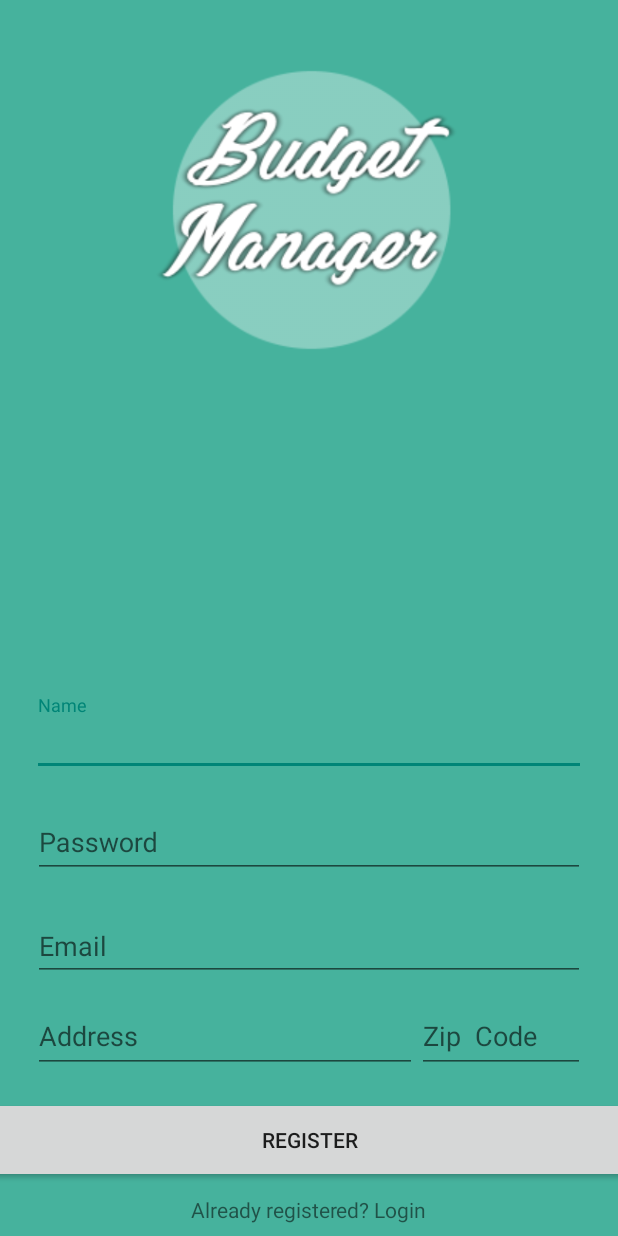
After one commit to Visteus/Shopping-Manager, an Android app: the SignupActivity screen opened directly, with no data from a screen before it, on a phone screen of 412 x 824 dp. The commit adds this screen. Run offline under Robolectric (Android 15) with nearby library versions, the phone set to English and light mode, and no system bars.

Commit message:
added signup page from last time. button functionality 2 new activity and design all need to be reworked.

```diff
--- a/mobile_app/app/src/main/AndroidManifest.xml
+++ b/mobile_app/app/src/main/AndroidManifest.xml
@@ -16,6 +16,7 @@
                 <category android:name="android.intent.category.LAUNCHER" />
             </intent-filter>
         </activity>
+        <activity android:name=".SignupActivity"></activity>
     </application>
 
 </manifest>
--- a/mobile_app/app/src/main/java/com/idk/www/mobileapp/MainActivity.java
+++ b/mobile_app/app/src/main/java/com/idk/www/mobileapp/MainActivity.java
@@ -1,14 +1,15 @@
 package com.idk.www.mobileapp;
 
 import android.app.ProgressDialog;
+import android.content.Context;
 import android.os.Bundle;
 import android.support.v7.app.AppCompatActivity;
 import android.util.Log;
 import android.view.View;
 import android.widget.Button;
 import android.widget.EditText;
-import android.widget.TextView;
 import android.widget.Toast;
+import android.content.Intent;
 
 import butterknife.ButterKnife;
 import butterknife.BindView;
@@ -21,11 +22,15 @@ public class MainActivity extends AppCompatActivity {
   //  @BindView(R.id.input_signup) EditText signupinput;
    // @BindView(R.id.input_login) EditText logininput;
 
+    private Button btnsignup;
+
     @Override
     protected void onCreate(Bundle savedInstanceState) {
         super.onCreate(savedInstanceState);
         setContentView(R.layout.activity_main);
         ButterKnife.bind(this);
+
+        btnsignup = (Button) findViewById(R.id.signupbtn);
 
         //signupinput.setOnClickListener(new View.OnClickListener(){
            // @Override
@@ -41,6 +46,11 @@ public class MainActivity extends AppCompatActivity {
                // login();
             //}
         //});
+    }
+
+    public void onsignupclick(View v) {
+        Intent signuppage = new Intent(getApplicationContext(), SignupActivity.class);
+        startActivity(signuppage);
     }
 
     /*
--- /dev/null
+++ b/mobile_app/app/src/main/java/com/idk/www/mobileapp/SignupActivity.java
@@ -0,0 +1,22 @@
+package com.idk.www.mobileapp;
+
+import android.content.Intent;
+import android.support.v7.app.AppCompatActivity;
+import android.os.Bundle;
+import android.view.View;
+import android.widget.TextView;
+
+public class SignupActivity extends AppCompatActivity {
+
+    @Override
+    protected void onCreate(Bundle savedInstanceState) {
+        super.onCreate(savedInstanceState);
+        setContentView(R.layout.activity_signup);
+        TextView textsignin =(TextView) findViewById(R.id.textView2);
+    }
+
+    public void onsigninclick(View v){
+        Intent signinpage = new Intent(getApplicationContext(), MainActivity.class);
+        startActivity(signinpage);
+    }
+}
--- a/mobile_app/app/src/main/res/layout/activity_main.xml
+++ b/mobile_app/app/src/main/res/layout/activity_main.xml
@@ -84,6 +84,7 @@
         android:layout_marginRight="8dp"
         android:layout_marginTop="8dp"
         android:text="Sign Up"
+        android:onClick="onsignupclick"
         app:layout_constraintBottom_toBottomOf="parent"
         app:layout_constraintEnd_toEndOf="parent"
         app:layout_constraintTop_toBottomOf="@+id/textInputLayout2"
@@ -117,7 +118,7 @@
         android:layout_marginRight="8dp"
         android:layout_marginStart="8dp"
         android:layout_marginTop="8dp"
-        android:text="About the App."
+        android:text="Group 2 COP4331 2018"
         app:layout_constraintBottom_toBottomOf="parent"
         app:layout_constraintEnd_toEndOf="parent"
         app:layout_constraintStart_toStartOf="parent"
--- /dev/null
+++ b/mobile_app/app/src/main/res/layout/activity_signup.xml
@@ -0,0 +1,144 @@
+<?xml version="1.0" encoding="utf-8"?>
+<android.support.constraint.ConstraintLayout xmlns:android="http://schemas.android.com/apk/res/android"
+    xmlns:app="http://schemas.android.com/apk/res-auto"
+    xmlns:tools="http://schemas.android.com/tools"
+    android:layout_width="match_parent"
+    android:layout_height="match_parent"
+    android:background="@color/colorteal">
+
+    <Button
+        android:id="@+id/button2"
+        android:layout_width="452dp"
+        android:layout_height="57dp"
+        android:layout_marginBottom="8dp"
+        android:layout_marginEnd="8dp"
+        android:layout_marginLeft="8dp"
+        android:layout_marginRight="8dp"
+        android:layout_marginStart="8dp"
+        android:text="Register"
+        app:layout_constraintBottom_toTopOf="@+id/textView2"
+        app:layout_constraintEnd_toEndOf="parent"
+        app:layout_constraintStart_toStartOf="parent" />
+
+    <TextView
+        android:id="@+id/textView2"
+        android:layout_width="wrap_content"
+        android:layout_height="wrap_content"
+        android:layout_marginBottom="8dp"
+        android:layout_marginEnd="8dp"
+        android:layout_marginLeft="8dp"
+        android:layout_marginRight="8dp"
+        android:layout_marginStart="8dp"
+        android:text="Already registered? Login"
+        android:onClick="onsigninclick"
+        android:clickable="true"
+        app:layout_constraintBottom_toBottomOf="parent"
+        app:layout_constraintEnd_toEndOf="parent"
+        app:layout_constraintStart_toStartOf="parent" />
+
+    <ImageView
+        android:id="@+id/imageView2"
+        android:layout_width="231dp"
+        android:layout_height="249dp"
+        android:layout_marginBottom="8dp"
+        android:layout_marginEnd="8dp"
+        android:layout_marginLeft="8dp"
+        android:layout_marginRight="8dp"
+        android:layout_marginStart="8dp"
+        app:layout_constraintBottom_toTopOf="@+id/textInputLayout5"
+        app:layout_constraintEnd_toEndOf="parent"
+        app:layout_constraintStart_toStartOf="parent"
+        app:layout_constraintTop_toTopOf="parent"
+        app:layout_constraintVertical_bias="0.041"
+        app:srcCompat="@drawable/app_title" />
+
+    <android.support.design.widget.TextInputLayout
+        android:id="@+id/textInputLayout5"
+        android:layout_width="369dp"
+        android:layout_height="54dp"
+        android:layout_marginBottom="12dp"
+        android:layout_marginEnd="8dp"
+        android:layout_marginLeft="8dp"
+        android:layout_marginRight="8dp"
+        android:layout_marginStart="8dp"
+        app:layout_constraintBottom_toTopOf="@+id/textInputLayout"
+        app:layout_constraintEnd_toEndOf="parent"
+        app:layout_constraintStart_toStartOf="parent">
+
+        <android.support.design.widget.TextInputEditText
+            android:layout_width="match_parent"
+            android:layout_height="wrap_content"
+            android:hint="Name" />
+    </android.support.design.widget.TextInputLayout>
+
+    <android.support.design.widget.TextInputLayout
+        android:id="@+id/textInputLayout"
+        android:layout_width="368dp"
+        android:layout_height="57dp"
+        android:layout_marginBottom="12dp"
+        android:layout_marginEnd="8dp"
+        android:layout_marginLeft="8dp"
+        android:layout_marginRight="8dp"
+        android:layout_marginStart="8dp"
+        app:layout_constraintBottom_toTopOf="@+id/textInputLayout4"
+        app:layout_constraintEnd_toEndOf="parent"
+        app:layout_constraintStart_toStartOf="parent">
+
+        <android.support.design.widget.TextInputEditText
+            android:layout_width="match_parent"
+            android:layout_height="wrap_content"
+            android:hint="Password"
+            android:inputType="textPassword" />
+    </android.support.design.widget.TextInputLayout>
+
+    <android.support.design.widget.TextInputLayout
+        android:id="@+id/textInputLayout4"
+        android:layout_width="368dp"
+        android:layout_height="55dp"
+        android:layout_marginBottom="12dp"
+        android:layout_marginEnd="8dp"
+        android:layout_marginLeft="8dp"
+        android:layout_marginRight="8dp"
+        android:layout_marginStart="8dp"
+        app:layout_constraintBottom_toTopOf="@+id/tableRow"
+        app:layout_constraintEnd_toEndOf="parent"
+        app:layout_constraintStart_toStartOf="parent">
+
+        <android.support.design.widget.TextInputEditText
+            android:layout_width="match_parent"
+            android:layout_height="wrap_content"
+            android:hint="Email"
+            android:inputType="textEmailAddress" />
+    </android.support.design.widget.TextInputLayout>
+
+    <TableRow
+        android:id="@+id/tableRow"
+        android:layout_width="368dp"
+        android:layout_height="49dp"
+        android:layout_marginBottom="16dp"
+        android:layout_marginEnd="8dp"
+        android:layout_marginLeft="8dp"
+        android:layout_marginRight="8dp"
+        android:layout_marginStart="8dp"
+        app:layout_constraintBottom_toTopOf="@+id/button2"
+        app:layout_constraintEnd_toEndOf="parent"
+        app:layout_constraintStart_toStartOf="parent">
+
+        <EditText
+            android:id="@+id/editText"
+            android:layout_width="256dp"
+            android:layout_height="match_parent"
+            android:ems="10"
+            android:hint="Address"
+            android:inputType="textPersonName" />
+
+        <EditText
+            android:id="@+id/editText2"
+            android:layout_width="112dp"
+            android:layout_height="match_parent"
+            android:ems="10"
+            android:hint="Zip  Code"
+            android:inputType="textPersonName" />
+    </TableRow>
+
+</android.support.constraint.ConstraintLayout>
```
